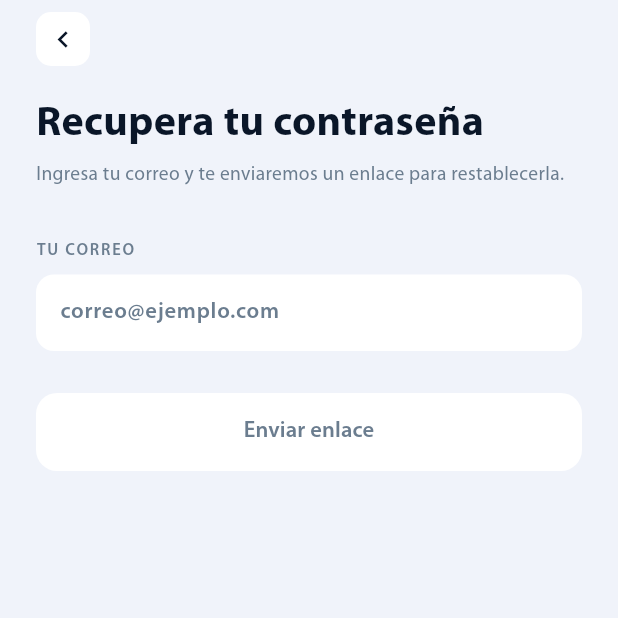
After one commit to DiegoHCH/directory_ipuc_pis, a Flutter app: the ForgotPasswordScreen screen opened by its route, on a phone screen of 412 x 824 dp, the top half of it. The commit adds this screen. Run offline on Flutter 3.47's test engine with Material 3 defaults, Android fonts, the phone set to English and light mode, and no system bars; our stand-ins replace animate_do, cloud_firestore, firebase_auth, firebase_core, firebase_messaging, flutter_local_notifications and 8 more; accounts and stored records are empty.

Commit message:
feat(auth): add password reset flow

```diff
--- a/lib/core/router/app_router.dart
+++ b/lib/core/router/app_router.dart
@@ -3,6 +3,7 @@ import 'package:go_router/go_router.dart';
 import '../../features/directory/model/member.dart';
 import '../../features/directory/view/directory_screen.dart';
 import '../../features/auth/view/login_screen.dart';
+import '../../features/auth/view/forgot_password_screen.dart';
 import '../../features/directory/view/member_profile_screen.dart';
 import '../../features/directory/view/member_deep_link_screen.dart';
 import '../../features/edit_profile/view/edit_profile_screen.dart';
@@ -36,6 +37,10 @@ final routerProvider = Provider<GoRouter>(
         builder: (ctx, _) => const LoginScreen(),
       ),
       GoRoute(
+        path: '/forgot-password',
+        builder: (ctx, _) => const ForgotPasswordScreen(),
+      ),
+      GoRoute(
         path: '/member',
         builder: (ctx, state) {
           final extra = state.extra;
--- a/lib/features/auth/repository/auth_repository.dart
+++ b/lib/features/auth/repository/auth_repository.dart
@@ -21,6 +21,12 @@ class AuthRepository {
     required String password,
   }) =>
       _auth.signInWithEmailAndPassword(email: email, password: password);
+
+  /// Envía un correo de recuperación de contraseña, siempre en español.
+  Future<void> sendPasswordResetEmail({required String email}) async {
+    await _auth.setLanguageCode('es');
+    await _auth.sendPasswordResetEmail(email: email);
+  }
 
   /// Returns an l10n error key for the given Firebase auth exception.
   /// The key is resolved to a localized string via localizeError().
--- /dev/null
+++ b/lib/features/auth/view/forgot_password_screen.dart
@@ -0,0 +1,274 @@
+import 'package:animate_do/animate_do.dart';
+import 'package:flutter/material.dart';
+import 'package:flutter_riverpod/flutter_riverpod.dart';
+import 'package:go_router/go_router.dart';
+import '../../../core/theme/app_colors.dart';
+import '../../../core/theme/app_radius.dart';
+import '../../../core/theme/app_spacing.dart';
+import '../../../core/theme/app_typography.dart';
+import '../provider/forgot_password_provider.dart';
+import '../../../core/extensions/l10n_extension.dart';
+import '../../../core/utils/l10n_errors.dart';
+
+class ForgotPasswordScreen extends ConsumerStatefulWidget {
+  const ForgotPasswordScreen({super.key});
+
+  @override
+  ConsumerState<ForgotPasswordScreen> createState() =>
+      _ForgotPasswordScreenState();
+}
+
+class _ForgotPasswordScreenState extends ConsumerState<ForgotPasswordScreen> {
+  final _emailController = TextEditingController();
+
+  @override
+  void dispose() {
+    _emailController.dispose();
+    super.dispose();
+  }
+
+  @override
+  Widget build(BuildContext context) {
+    final state = ref.watch(forgotPasswordProvider);
+    final notifier = ref.read(forgotPasswordProvider.notifier);
+    final colors = context.colors;
+
+    return Scaffold(
+      body: SafeArea(
+        child: SingleChildScrollView(
+          padding: const EdgeInsets.symmetric(horizontal: AppSpacing.x6),
+          child: Column(
+            crossAxisAlignment: CrossAxisAlignment.start,
+            children: [
+              const SizedBox(height: AppSpacing.x2),
+              GestureDetector(
+                onTap: () =>
+                    context.canPop() ? context.pop() : context.go('/login'),
+                child: Container(
+                  width: AppSpacing.iconButtonSize,
+                  height: AppSpacing.iconButtonSize,
+                  decoration: BoxDecoration(
+                    color: colors.surface,
+                    borderRadius: AppRadius.iconButton,
+                  ),
+                  child: Icon(Icons.chevron_left,
+                      color: colors.textPrimary, size: 22),
+                ),
+              ),
+              const SizedBox(height: AppSpacing.x6),
+              if (state.emailSent)
+                _SuccessContent(colors: colors)
+              else
+                FadeInDown(
+                  duration: const Duration(milliseconds: 450),
+                  child: Column(
+                    crossAxisAlignment: CrossAxisAlignment.start,
+                    children: [
+                      Text(
+                        context.l10n.forgotPasswordTitle,
+                        style: AppTypography.displayLg.copyWith(
+                          color: colors.textPrimary,
+                        ),
+                      ),
+                      const SizedBox(height: AppSpacing.x2),
+                      Text(
+                        context.l10n.forgotPasswordSubtitle,
+                        style: AppTypography.bodySm.copyWith(
+                          color: colors.textSecondary,
+                        ),
+                      ),
+                    ],
+                  ),
+                ),
+              if (!state.emailSent) ...[
+                const SizedBox(height: AppSpacing.x8),
+                _Label(context.l10n.authEmailLabel),
+                const SizedBox(height: AppSpacing.x2),
+                _Input(
+                  controller: _emailController,
+                  hintText: context.l10n.authEmailHint,
+                  keyboardType: TextInputType.emailAddress,
+                  onChanged: notifier.setEmail,
+                ),
+                if (state.errorMessage != null) ...[
+                  const SizedBox(height: AppSpacing.x4),
+                  _ErrorBanner(
+                      message:
+                          localizeError(context.l10n, state.errorMessage)),
+                ],
+                const SizedBox(height: AppSpacing.x7),
+                SizedBox(
+                  width: double.infinity,
+                  height: AppSpacing.buttonHeight,
+                  child: ElevatedButton(
+                    onPressed: state.isValid && !state.isSubmitting
+                        ? () => notifier.submit()
+                        : null,
+                    style: ElevatedButton.styleFrom(
+                      backgroundColor: colors.primary,
+                      foregroundColor: colors.textOnPrimary,
+                      disabledBackgroundColor: colors.surface,
+                      disabledForegroundColor: colors.textSecondary,
+                      shape:
+                          RoundedRectangleBorder(borderRadius: AppRadius.button),
+                      elevation: 0,
+                    ),
+                    child: state.isSubmitting
+                        ? const SizedBox(
+                            width: 20,
+                            height: 20,
+                            child: CircularProgressIndicator(
+                                strokeWidth: 2, color: Colors.white),
+                          )
+                        : Text(context.l10n.btnSendResetLink,
+                            style: const TextStyle(
+                                fontSize: 15, fontWeight: FontWeight.w600)),
+                  ),
+                ),
+              ] else ...[
+                const SizedBox(height: AppSpacing.x7),
+                SizedBox(
+                  width: double.infinity,
+                  height: AppSpacing.buttonHeight,
+                  child: ElevatedButton(
+                    onPressed: () => context.canPop()
+                        ? context.pop()
+                        : context.go('/login'),
+                    style: ElevatedButton.styleFrom(
+                      backgroundColor: colors.primary,
+                      foregroundColor: colors.textOnPrimary,
+                      shape:
+                          RoundedRectangleBorder(borderRadius: AppRadius.button),
+                      elevation: 0,
+                    ),
+                    child: Text(context.l10n.btnBackToLogin,
+                        style: const TextStyle(
+                            fontSize: 15, fontWeight: FontWeight.w600)),
+                  ),
+                ),
+              ],
+            ],
+          ),
+        ),
+      ),
+    );
+  }
+}
+
+class _SuccessContent extends StatelessWidget {
+  final AppColors colors;
+  const _SuccessContent({required this.colors});
+
+  @override
+  Widget build(BuildContext context) {
+    return FadeInDown(
+      duration: const Duration(milliseconds: 450),
+      child: Column(
+        crossAxisAlignment: CrossAxisAlignment.start,
+        children: [
+          Icon(Icons.mark_email_read_outlined, color: colors.primary, size: 40),
+          const SizedBox(height: AppSpacing.x4),
+          Text(
+            context.l10n.forgotPasswordSuccessTitle,
+            style: AppTypography.displayLg.copyWith(color: colors.textPrimary),
+          ),
+          const SizedBox(height: AppSpacing.x2),
+          Text(
+            context.l10n.forgotPasswordSuccessBody,
+            style: AppTypography.bodySm.copyWith(color: colors.textSecondary),
+          ),
+        ],
+      ),
+    );
+  }
+}
+
+class _Label extends StatelessWidget {
+  final String text;
+  const _Label(this.text);
+
+  @override
+  Widget build(BuildContext context) {
+    return Text(
+      text,
+      style: TextStyle(
+        color: context.colors.textSecondary,
+        fontSize: AppTypography.sizeXs,
+        fontWeight: AppTypography.semibold,
+        letterSpacing: AppTypography.trackingWide,
+      ),
+    );
+  }
+}
+
+class _Input extends StatelessWidget {
+  final TextEditingController controller;
+  final String hintText;
+  final TextInputType? keyboardType;
+  final ValueChanged<String> onChanged;
+
+  const _Input({
+    required this.controller,
+    required this.hintText,
+    required this.onChanged,
+    this.keyboardType,
+  });
+
+  @override
+  Widget build(BuildContext context) {
+    final colors = context.colors;
+    return Container(
+      decoration: BoxDecoration(
+        color: colors.surface,
+        borderRadius: AppRadius.input,
+      ),
+      child: TextField(
+        controller: controller,
+        onChanged: onChanged,
+        keyboardType: keyboardType,
+        style: AppTypography.titleLg.copyWith(color: colors.textPrimary),
+        decoration: InputDecoration(
+          hintText: hintText,
+          hintStyle:
+              AppTypography.titleLg.copyWith(color: colors.textSecondary),
+          border: InputBorder.none,
+          contentPadding: const EdgeInsets.symmetric(
+            horizontal: AppSpacing.inputPaddingH,
+            vertical: AppSpacing.inputPaddingV,
+          ),
+        ),
+      ),
+    );
+  }
+}
+
+class _ErrorBanner extends StatelessWidget {
+  final String message;
+
+  const _ErrorBanner({required this.message});
+
+  @override
+  Widget build(BuildContext context) {
+    final colors = context.colors;
+    return Container(
+      padding: const EdgeInsets.symmetric(horizontal: 14, vertical: 10),
+      decoration: BoxDecoration(
+        color: colors.errorMuted,
+        borderRadius: AppRadius.iconButton,
+      ),
+      child: Row(
+        children: [
+          Icon(Icons.error_outline, color: colors.error, size: 18),
+          const SizedBox(width: AppSpacing.x2),
+          Expanded(
+            child: Text(
+              message,
+              style:
+                  TextStyle(color: colors.error, fontSize: AppTypography.sizeMd),
+            ),
+          ),
+        ],
+      ),
+    );
+  }
+}
--- a/lib/l10n/app_es.arb
+++ b/lib/l10n/app_es.arb
@@ -72,6 +72,14 @@
   "authMinPassword": "Mín. 8 caracteres, 1 mayúscula y 1 número",
   "authNoProfile": "¿No tienes perfil?",
   "authSignInPrompt": "Inicia sesión",
+  "authForgotPasswordPrompt": "¿Olvidaste tu contraseña?",
+
+  "forgotPasswordTitle": "Recupera tu contraseña",
+  "forgotPasswordSubtitle": "Ingresa tu correo y te enviaremos un enlace para restablecerla.",
+  "forgotPasswordSuccessTitle": "Revisa tu correo",
+  "forgotPasswordSuccessBody": "Si el correo existe en nuestro sistema, te enviamos un enlace para restablecer tu contraseña.",
+  "btnSendResetLink": "Enviar enlace",
+  "btnBackToLogin": "Volver a iniciar sesión",
 
   "regNameLabel": "TU NOMBRE",
   "regNameHint": "Nombre completo",
--- a/lib/l10n/app_localizations.dart
+++ b/lib/l10n/app_localizations.dart
@@ -500,6 +500,48 @@ abstract class AppLocalizations {
   /// **'Sign in'**
   String get authSignInPrompt;
 
+  /// No description provided for @authForgotPasswordPrompt.
+  ///
+  /// In en, this message translates to:
+  /// **'Forgot your password?'**
+  String get authForgotPasswordPrompt;
+
+  /// No description provided for @forgotPasswordTitle.
+  ///
+  /// In en, this message translates to:
+  /// **'Reset your password'**
+  String get forgotPasswordTitle;
+
+  /// No description provided for @forgotPasswordSubtitle.
+  ///
+  /// In en, this message translates to:
+  /// **'Enter your email and we\'ll send you a link to reset it.'**
+  String get forgotPasswordSubtitle;
+
+  /// No description provided for @forgotPasswordSuccessTitle.
+  ///
+  /// In en, this message translates to:
+  /// **'Check your email'**
+  String get forgotPasswordSuccessTitle;
+
+  /// No description provided for @forgotPasswordSuccessBody.
+  ///
+  /// In en, this message translates to:
+  /// **'If that email exists in our system, we\'ve sent a link to reset your password.'**
+  String get forgotPasswordSuccessBody;
+
+  /// No description provided for @btnSendResetLink.
+  ///
+  /// In en, this message translates to:
+  /// **'Send reset link'**
+  String get btnSendResetLink;
+
+  /// No description provided for @btnBackToLogin.
+  ///
+  /// In en, this message translates to:
+  /// **'Back to sign in'**
+  String get btnBackToLogin;
+
   /// No description provided for @regNameLabel.
   ///
   /// In en, this message translates to:
--- a/lib/l10n/app_localizations_es.dart
+++ b/lib/l10n/app_localizations_es.dart
@@ -214,6 +214,29 @@ class AppLocalizationsEs extends AppLocalizations {
   String get authSignInPrompt => 'Inicia sesión';
 
   @override
+  String get authForgotPasswordPrompt => '¿Olvidaste tu contraseña?';
+
+  @override
+  String get forgotPasswordTitle => 'Recupera tu contraseña';
+
+  @override
+  String get forgotPasswordSubtitle =>
+      'Ingresa tu correo y te enviaremos un enlace para restablecerla.';
+
+  @override
+  String get forgotPasswordSuccessTitle => 'Revisa tu correo';
+
+  @override
+  String get forgotPasswordSuccessBody =>
+      'Si el correo existe en nuestro sistema, te enviamos un enlace para restablecer tu contraseña.';
+
+  @override
+  String get btnSendResetLink => 'Enviar enlace';
+
+  @override
+  String get btnBackToLogin => 'Volver a iniciar sesión';
+
+  @override
   String get regNameLabel => 'TU NOMBRE';
 
   @override
```
Also changed, not shown: lib/features/auth/provider/forgot_password_provider.dart (added, +69 -0 lines), lib/features/auth/view/login_screen.dart (+15 -0 lines), lib/l10n/app_en.arb (+8 -0 lines), lib/l10n/app_localizations_en.dart (+23 -0 lines), .claude/settings.local.json.
